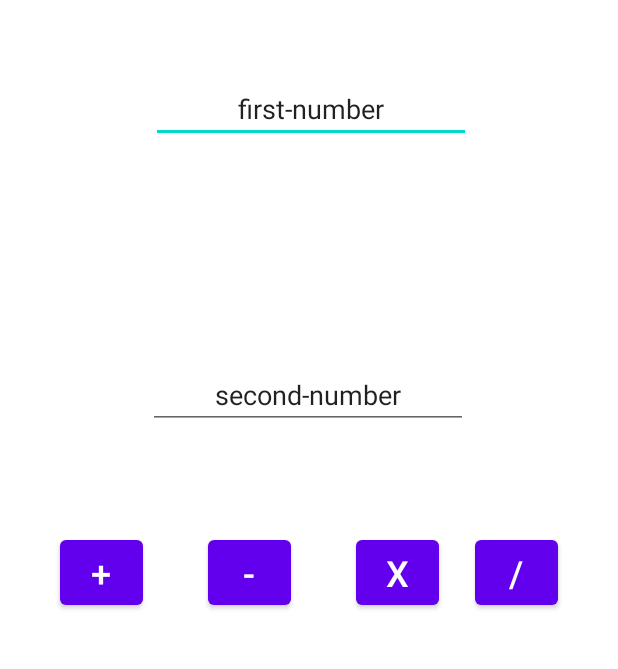
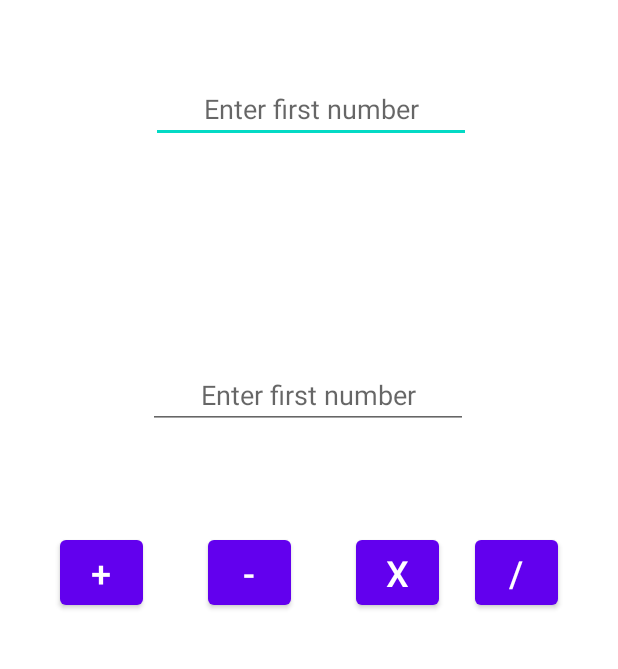
Before and after one commit to huillet/Basic-Calculator-407, an Android app: the screen it shows after launch (MainActivity), on a phone screen of 412 x 824 dp, the part 265-934 px from its top. Run offline under Robolectric (Android 15) with nearby library versions, the phone set to English and light mode, and no system bars.

Commit message:
changed input text to hint

```diff
--- a/app/src/main/res/layout/activity_main.xml
+++ b/app/src/main/res/layout/activity_main.xml
@@ -62,7 +62,8 @@
         android:layout_marginTop="50dp"
         android:ems="10"
         android:inputType="textPersonName"
-        android:text="first-number"
+        android:text=""
+        android:hint="Enter first number"
         android:textAlignment="center"
         app:layout_constraintEnd_toEndOf="parent"
         app:layout_constraintHorizontal_bias="0.507"
@@ -76,7 +77,8 @@
         android:layout_marginBottom="216dp"
         android:ems="10"
         android:inputType="textPersonName"
-        android:text="second-number"
+        android:text=""
+        android:hint="Enter first number"
         android:textAlignment="center"
         app:layout_constraintBottom_toBottomOf="parent"
         app:layout_constraintEnd_toEndOf="parent"
```
